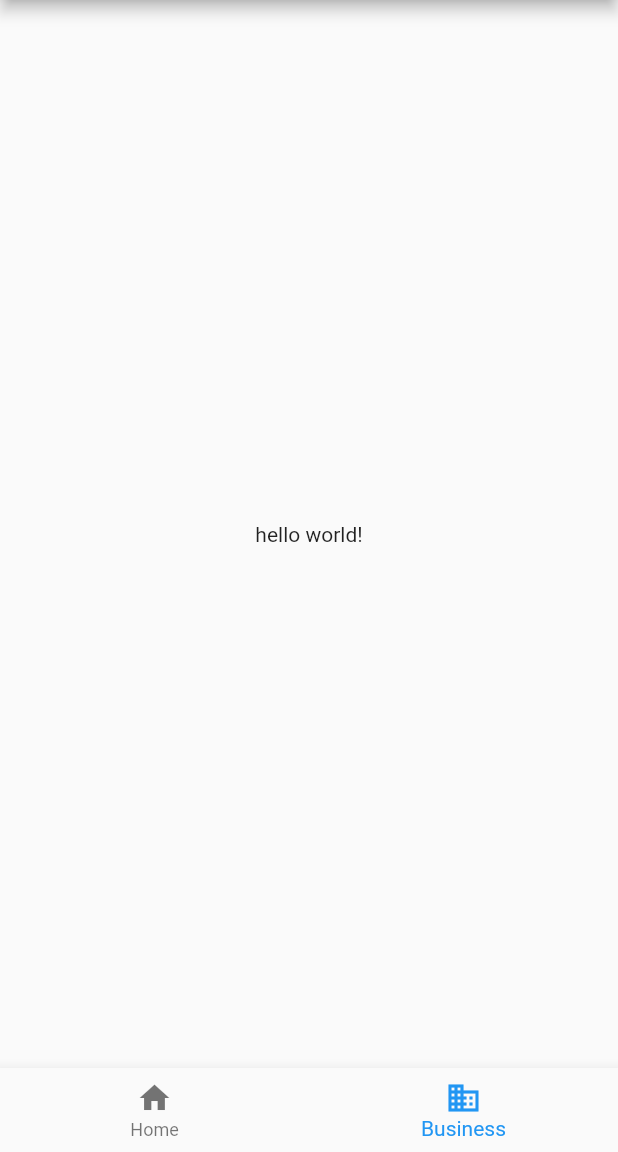
After one commit to cohena100/myapp, a Flutter app: the screen it shows after launch, item 2 of the bottom bar chosen, on a phone screen of 412 x 824 dp, the part 84-1236 px from its top. The commit adds this screen. Run offline on Flutter 3.47's test engine with Material 2 defaults, Android fonts, the phone set to English and light mode, and no system bars; our stand-ins replace rxdart.

Commit message:
using two pages

```diff
--- /dev/null
+++ b/lib/pages/feeds_page.dart
@@ -0,0 +1,16 @@
+import 'package:flutter/material.dart';
+import 'package:myapp/widgets/current_time.dart';
+
+class FeedsPage extends StatelessWidget {
+  @override
+  Widget build(BuildContext context) {
+    return Center(
+      child: Column(
+        mainAxisAlignment: MainAxisAlignment.center,
+        children: <Widget>[
+          Text('hello world!'),
+        ],
+      ),
+    );
+  }
+}
--- /dev/null
+++ b/lib/pages/main_page.dart
@@ -0,0 +1,41 @@
+import 'package:flutter/material.dart';
+import 'package:myapp/pages/home_page.dart';
+import 'package:myapp/pages/feeds_page.dart';
+
+class MainPage extends StatefulWidget {
+  @override
+  MainPageState createState() => MainPageState();
+}
+
+class MainPageState extends State<MainPage> {
+  int _selectedIndex = 0;
+
+  Widget selectedPage() {
+    return _selectedIndex == 0 ? HomePage() : FeedsPage();
+  }
+
+  @override
+  Widget build(BuildContext context) {
+    return Scaffold(
+      appBar: AppBar(
+        title: Text('BottomNavigationBar Sample'),
+      ),
+      body: _selectedIndex == 0 ? HomePage() : FeedsPage(),
+      bottomNavigationBar: BottomNavigationBar(
+        items: <BottomNavigationBarItem>[
+          BottomNavigationBarItem(icon: Icon(Icons.home), title: Text('Home')),
+          BottomNavigationBarItem(
+              icon: Icon(Icons.business), title: Text('Business')),
+        ],
+        currentIndex: _selectedIndex,
+        onTap: _onItemTapped,
+      ),
+    );
+  }
+
+  void _onItemTapped(int index) {
+    setState(() {
+      _selectedIndex = index;
+    });
+  }
+}
```
Also changed, not shown: lib/main.dart (+2 -63 lines), lib/pages/home_page.dart (added, +16 -0 lines), lib/widgets/current_time.dart (added, +34 -0 lines).
